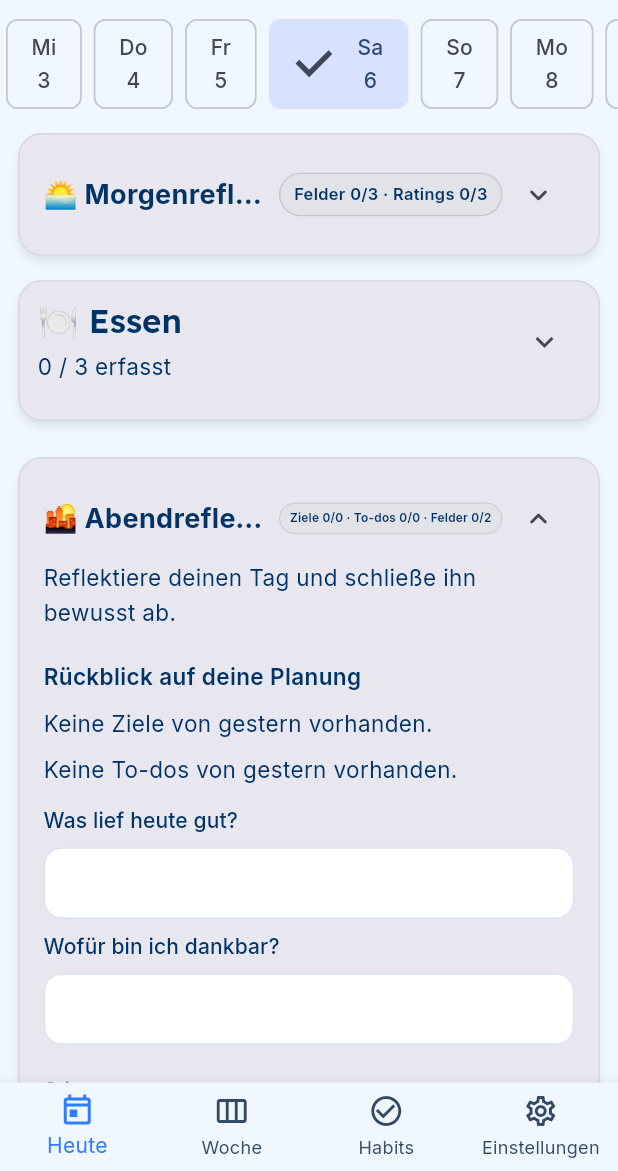
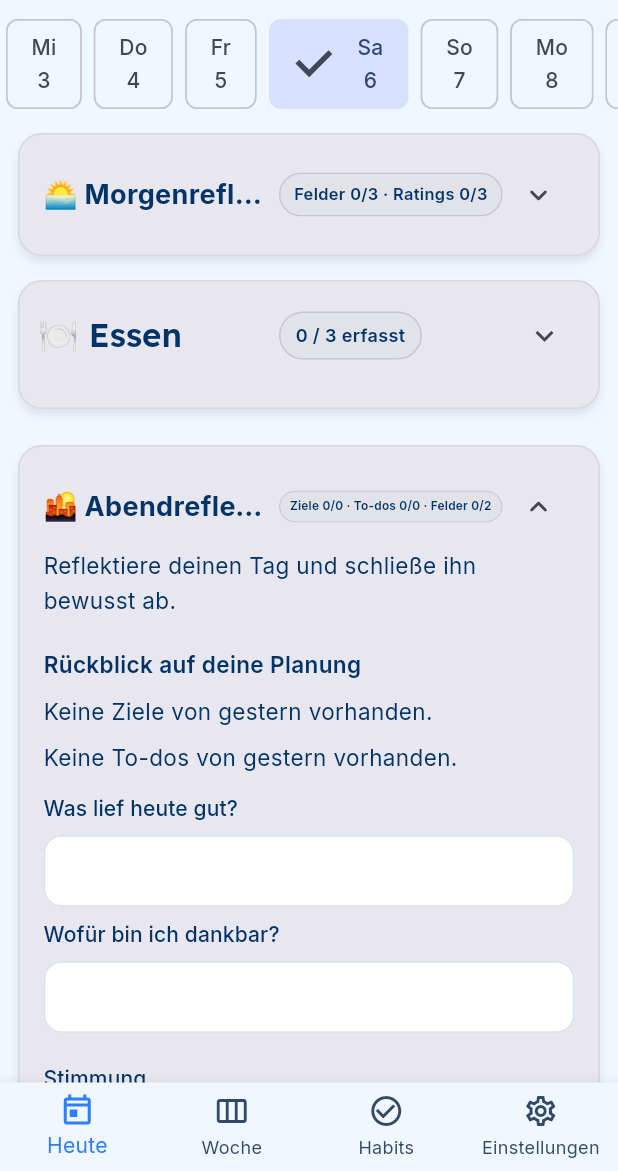
Before and after one commit to AlexBuchnerTeacher/reflecto, a Flutter app: the screen it shows once a user with an empty profile is signed in, after a tap on "Di", after a tap on "Sa", on a phone screen of 412 x 824 dp, the part 65-1236 px from its top. Run offline on Flutter 3.47's test engine with Material 3 defaults, Android fonts, the phone set to English and light mode, and no system bars; our stand-ins replace cloud_firestore, firebase_auth, firebase_core, flutter_markdown, flutter_riverpod, google_fonts and 2 more; accounts and stored records are empty; statements that could not run were skipped.

Commit message:
fix: Meal chip positioning & habit screen overflow
- ReflectoCard: Chip jetzt rechts neben Titel wie bei Morgenreflexion
- HabitScreen: CustomScrollView statt Column für overflow-fix
- Habit-Zähler bereits korrekt (nur fällige Habits)

```diff
--- a/lib/features/day/widgets/meal_tracker_card.dart
+++ b/lib/features/day/widgets/meal_tracker_card.dart
@@ -64,7 +64,10 @@ class _MealTrackerCardState extends ConsumerState<MealTrackerCard> {
     return ReflectoCard(
       titleEmoji: '🍽️',
       title: 'Essen',
-      subtitle: isCollapsed ? statusText : null,
+      headerWidget: FittedBox(
+        fit: BoxFit.scaleDown,
+        child: _progressChip(context, statusText),
+      ),
       isCollapsible: true,
       isCollapsed: isCollapsed,
       onCollapsedChanged: (collapsed) =>
@@ -372,4 +375,30 @@ class _MealTrackerCardState extends ConsumerState<MealTrackerCard> {
         return '12:00';
     }
   }
+
+  /// Fortschritts-Chip (Design wie Morning/Evening Sections)
+  static Widget _progressChip(BuildContext context, String text) {
+    final cs = Theme.of(context).colorScheme;
+    return Container(
+      padding: const EdgeInsets.symmetric(horizontal: 10, vertical: 6),
+      decoration: BoxDecoration(
+        color: cs.surfaceContainerHighest,
+        borderRadius: BorderRadius.circular(20),
+        border: Border.all(color: cs.outlineVariant, width: 1),
+      ),
+      child: Text(
+        text,
+        style: TextStyle(
+          color: cs.onSurface,
+          fontSize: 12,
+          fontWeight: FontWeight.w600,
+          fontFamilyFallback: const [
+            'Segoe UI Emoji',
+            'Apple Color Emoji',
+            'Noto Color Emoji',
+          ],
+        ),
+      ),
+    );
+  }
 }
--- a/lib/features/habits/widgets/habit_card.dart
+++ b/lib/features/habits/widgets/habit_card.dart
@@ -53,6 +53,12 @@ class HabitCard extends ConsumerWidget {
       weeklyDone = done > target ? target : done;
       weeklyTotal = target;
       weeklyLabel = '$weeklyDone/$weeklyTotal';
+    } else if (freq == 'monthly_target') {
+      final done = service.countCompletionsInMonth(habit, today);
+      final target = habit.monthlyTarget ?? 0;
+      weeklyDone = done > target ? target : done;
+      weeklyTotal = target;
+      weeklyLabel = '$weeklyDone/$weeklyTotal Monat';
     } else if (freq == 'irregular') {
       final done = service.countCompletionsInWeek(habit, today);
       weeklyLabel = 'Diese Woche: $done';
--- a/lib/models/habit.dart
+++ b/lib/models/habit.dart
@@ -20,7 +20,7 @@ class Habit {
   /// Hex-Farbe für UI-Darstellung (z.B. "#5B50FF")
   final String color;
 
-  /// Frequenz: "daily" | "weekly_days" | "weekly_target" | "irregular"
+  /// Frequenz: "daily" | "weekly_days" | "weekly_target" | "monthly_target" | "irregular"
   ///
   /// Hinweis: Ältere Daten können noch "weekly" enthalten. Diese werden wie
   /// "weekly_days" behandelt (ohne gesetzte Wochentage ergibt das effektiv 0 geplante Tage).
@@ -31,6 +31,9 @@ class Habit {
 
   /// Für "weekly_target": Anzahl der Ziel-Tage pro Woche (z. B. 3).
   final int? weeklyTarget;
+
+  /// Für "monthly_target": Anzahl der Ziel-Tage pro Monat (z. B. 10).
+  final int? monthlyTarget;
 
   /// Optional: Erinnerungszeit im Format "HH:mm" (z.B. "19:00")
   final String? reminderTime;
@@ -58,6 +61,7 @@ class Habit {
     required this.frequency,
     this.weekdays,
     this.weeklyTarget,
+    this.monthlyTarget,
     this.reminderTime,
     this.sortIndex,
     required this.streak,
@@ -81,6 +85,9 @@ class Habit {
       weeklyTarget: (map['weeklyTarget'] is int)
           ? map['weeklyTarget'] as int
           : int.tryParse(map['weeklyTarget']?.toString() ?? ''),
+      monthlyTarget: (map['monthlyTarget'] is int)
+          ? map['monthlyTarget'] as int
+          : int.tryParse(map['monthlyTarget']?.toString() ?? ''),
       reminderTime: map['reminderTime'] as String?,
       sortIndex: (map['sortIndex'] is int)
           ? map['sortIndex'] as int
@@ -104,6 +111,7 @@ class Habit {
       'frequency': frequency,
       if (weekdays != null) 'weekdays': weekdays,
       if (weeklyTarget != null) 'weeklyTarget': weeklyTarget,
+      if (monthlyTarget != null) 'monthlyTarget': monthlyTarget,
       if (reminderTime != null) 'reminderTime': reminderTime,
       if (sortIndex != null) 'sortIndex': sortIndex,
       'streak': streak,
@@ -124,6 +132,7 @@ class Habit {
     String? frequency,
     List<int>? weekdays,
     int? weeklyTarget,
+    int? monthlyTarget,
     String? reminderTime,
     int? sortIndex,
     int? streak,
@@ -139,6 +148,7 @@ class Habit {
       frequency: frequency ?? this.frequency,
       weekdays: weekdays ?? this.weekdays,
       weeklyTarget: weeklyTarget ?? this.weeklyTarget,
+      monthlyTarget: monthlyTarget ?? this.monthlyTarget,
       reminderTime: reminderTime ?? this.reminderTime,
       sortIndex: sortIndex ?? this.sortIndex,
       streak: streak ?? this.streak,
--- a/lib/providers/habit_providers.dart
+++ b/lib/providers/habit_providers.dart
@@ -67,6 +67,7 @@ class HabitNotifier extends AutoDisposeAsyncNotifier<void> {
     String? reminderTime,
     List<int>? weekdays,
     int? weeklyTarget,
+    int? monthlyTarget,
     int? sortIndex,
   }) async {
     final uid = ref.read(userIdProvider);
@@ -84,6 +85,7 @@ class HabitNotifier extends AutoDisposeAsyncNotifier<void> {
         reminderTime: reminderTime,
         weekdays: weekdays,
         weeklyTarget: weeklyTarget,
+        monthlyTarget: monthlyTarget,
         sortIndex: sortIndex,
       );
       state = const AsyncData(null);
@@ -104,6 +106,7 @@ class HabitNotifier extends AutoDisposeAsyncNotifier<void> {
     String? reminderTime,
     List<int>? weekdays,
     int? weeklyTarget,
+    int? monthlyTarget,
     int? sortIndex,
   }) async {
     final uid = ref.read(userIdProvider);
@@ -122,6 +125,7 @@ class HabitNotifier extends AutoDisposeAsyncNotifier<void> {
         reminderTime: reminderTime,
         weekdays: weekdays,
         weeklyTarget: weeklyTarget,
+        monthlyTarget: monthlyTarget,
         sortIndex: sortIndex,
       );
       state = const AsyncData(null);
--- a/lib/screens/habit_screen.dart
+++ b/lib/screens/habit_screen.dart
@@ -1,6 +1,7 @@
 import 'package:flutter/material.dart';
 import 'package:flutter/foundation.dart';
 import 'package:flutter_riverpod/flutter_riverpod.dart';
+import 'package:intl/intl.dart';
 
 import '../models/habit.dart';
 import '../providers/habit_providers.dart';
@@ -12,13 +13,27 @@ import '../theme/tokens.dart';
 import '../features/habits/widgets/habit_card.dart';
 import '../features/habits/widgets/habit_dialog.dart';
 import '../features/habits/widgets/habit_insights_card.dart';
+import '../features/day/widgets/day_week_carousel.dart';
 
 /// Hauptscreen für Habit-Tracking
-class HabitScreen extends ConsumerWidget {
+class HabitScreen extends ConsumerStatefulWidget {
   const HabitScreen({super.key});
 
   @override
-  Widget build(BuildContext context, WidgetRef ref) {
+  ConsumerState<HabitScreen> createState() => _HabitScreenState();
+}
+
+class _HabitScreenState extends ConsumerState<HabitScreen> {
+  late DateTime _selectedDate;
+
+  @override
+  void initState() {
+    super.initState();
+    _selectedDate = DateTime.now();
+  }
+
+  @override
+  Widget build(BuildContext context) {
     final habitsAsync = ref.watch(habitsProvider);
     final theme = Theme.of(context);
     final showOnlyDue = ref.watch(_showOnlyDueHabitsProvider);
@@ -64,26 +79,46 @@ class HabitScreen extends ConsumerWidget {
             );
           }
 
-          // Berechne Tages-Fortschritt (nur heute fällige Habits)
-          final today = DateTime.now();
+          // Berechne Tages-Fortschritt (nur für gewähltes Datum fällige Habits)
           final service = ref.watch(habitServiceProvider);
-          final dueHabits =
-              habits.where((h) => service.isScheduledOnDate(h, today)).toList();
+          final dueHabits = habits
+              .where((h) => service.isScheduledOnDate(h, _selectedDate))
+              .toList();
           final completedToday = dueHabits
-              .where((h) => service.isCompletedOnDate(h, today))
+              .where((h) => service.isCompletedOnDate(h, _selectedDate))
               .length;
           final totalHabits = dueHabits.length;
           final progressPercent = totalHabits > 0
               ? (completedToday / totalHabits * 100).round()
               : 0;
 
-          return Column(
-            children: [
+          return CustomScrollView(
+            slivers: [
+              // Date Carousel
+              SliverToBoxAdapter(
+                child: Padding(
+                  padding:
+                      const EdgeInsets.symmetric(vertical: ReflectoSpacing.s8),
+                  child: DayWeekCarousel(
+                    selected: _selectedDate,
+                    onSelected: (date) {
+                      setState(() {
+                        _selectedDate = date;
+                      });
+                    },
+                  ),
+                ),
+              ),
+
               // Mini-Analytics Karte
-              HabitInsightsCard(habits: habits, service: service, today: today),
+              SliverToBoxAdapter(
+                child: HabitInsightsCard(
+                    habits: habits, service: service, today: _selectedDate),
+              ),
 
               // Fortschritts-Header
-              Container(
+              SliverToBoxAdapter(
+                child: Container(
                   padding: const EdgeInsets.all(ReflectoSpacing.s16),
                   color: theme.colorScheme.primaryContainer.withValues(
                     alpha: 0.3,
@@ -94,7 +129,10 @@ class HabitScreen extends ConsumerWidget {
                         mainAxisAlignment: MainAxisAlignment.spaceBetween,
                         children: [
                           Text(
-                          'Heute',
+                            DateUtils.isSameDay(_selectedDate, DateTime.now())
+                                ? 'Heute'
+                                : DateFormat('EEE, d. MMM', 'de_DE')
+                                    .format(_selectedDate),
                             style: theme.textTheme.titleMedium?.copyWith(
                               fontWeight: FontWeight.w600,
                             ),
@@ -136,8 +174,9 @@ class HabitScreen extends ConsumerWidget {
                               ),
                               selected: ref.watch(_useSmartOrderProvider),
                               onSelected: (v) {
-                              ref.read(_useSmartOrderProvider.notifier).state =
-                                  v;
+                                ref
+                                    .read(_useSmartOrderProvider.notifier)
+                                    .state = v;
                                 ref
                                     .read(_showSmartPriorityProvider.notifier)
                                     .state = v;
@@ -148,7 +187,8 @@ class HabitScreen extends ConsumerWidget {
                       ),
                       const SizedBox(height: ReflectoSpacing.s8),
                       LinearProgressIndicator(
-                      value: totalHabits > 0 ? completedToday / totalHabits : 0,
+                        value:
+                            totalHabits > 0 ? completedToday / totalHabits : 0,
                         minHeight: 8,
                         borderRadius: BorderRadius.circular(4),
                       ),
@@ -162,13 +202,14 @@ class HabitScreen extends ConsumerWidget {
                     ],
                   ),
                 ),
+              ),
 
               // Habit-Liste
-              Expanded(
+              SliverFillRemaining(
                 child: _HabitGroupedList(
                   habits: habits,
                   showOnlyDue: showOnlyDue,
-                  today: today,
+                  today: _selectedDate,
                 ),
               ),
             ],
--- a/lib/widgets/reflecto_card.dart
+++ b/lib/widgets/reflecto_card.dart
@@ -8,6 +8,7 @@ class ReflectoCard extends StatefulWidget {
   final String? titleEmoji;
   final String? title;
   final String? subtitle;
+  final Widget? headerWidget;
   final bool isActive;
   final VoidCallback? onTap;
   final bool? isCollapsible;
@@ -22,6 +23,7 @@ class ReflectoCard extends StatefulWidget {
     this.titleEmoji,
     this.title,
     this.subtitle,
+    this.headerWidget,
     this.isActive = false,
     this.onTap,
     this.isCollapsible = false,
@@ -121,7 +123,9 @@ class _ReflectoCardState extends State<ReflectoCard>
         child: Column(
           crossAxisAlignment: CrossAxisAlignment.start,
           children: [
-            if (widget.title != null || widget.subtitle != null)
+            if (widget.title != null ||
+                widget.subtitle != null ||
+                widget.headerWidget != null)
               Padding(
                 padding: const EdgeInsets.only(bottom: 12),
                 child: Row(
@@ -131,9 +135,22 @@ class _ReflectoCardState extends State<ReflectoCard>
                         crossAxisAlignment: CrossAxisAlignment.start,
                         children: [
                           if (widget.title != null)
-                            Text(
-                              '${widget.titleEmoji ?? ''}${widget.titleEmoji != null ? ' ' : ''}${widget.title}',
-                              style: Theme.of(context).textTheme.titleLarge,
+                            Row(
+                              children: [
+                                Expanded(
+                                  child: Text(
+                                    '${widget.titleEmoji ?? ''}${widget.titleEmoji != null ? ' ' : ''}${widget.title}',
+                                    style:
+                                        Theme.of(context).textTheme.titleLarge,
+                                  ),
+                                ),
+                                if (widget.headerWidget != null) ...[
+                                  const SizedBox(width: 8),
+                                  Flexible(
+                                    child: widget.headerWidget!,
+                                  ),
+                                ],
+                              ],
                             ),
                           if (widget.subtitle != null) ...[
                             const SizedBox(height: 4),
--- a/pubspec.yaml
+++ b/pubspec.yaml
@@ -16,7 +16,7 @@ publish_to: 'none' # Remove this line if you wish to publish to pub.dev
 # https://developer.apple.com/library/archive/documentation/General/Reference/InfoPlistKeyReference/Articles/CoreFoundationKeys.html
 # In Windows, build-name is used as the major, minor, and patch parts
 # of the product and file versions while build-number is used as the build suffix.
-version: 1.8.0+12
+version: 1.9.0+13
 
 environment:
   sdk: '>=3.5.0 <4.0.0'
```
Also changed, not shown: lib/features/habits/widgets/habit_dialog.dart (+12 -1 lines), lib/services/habit_service.dart (+32 -0 lines), 1 other file. Lines whose indentation alone changed are shown as unchanged.
